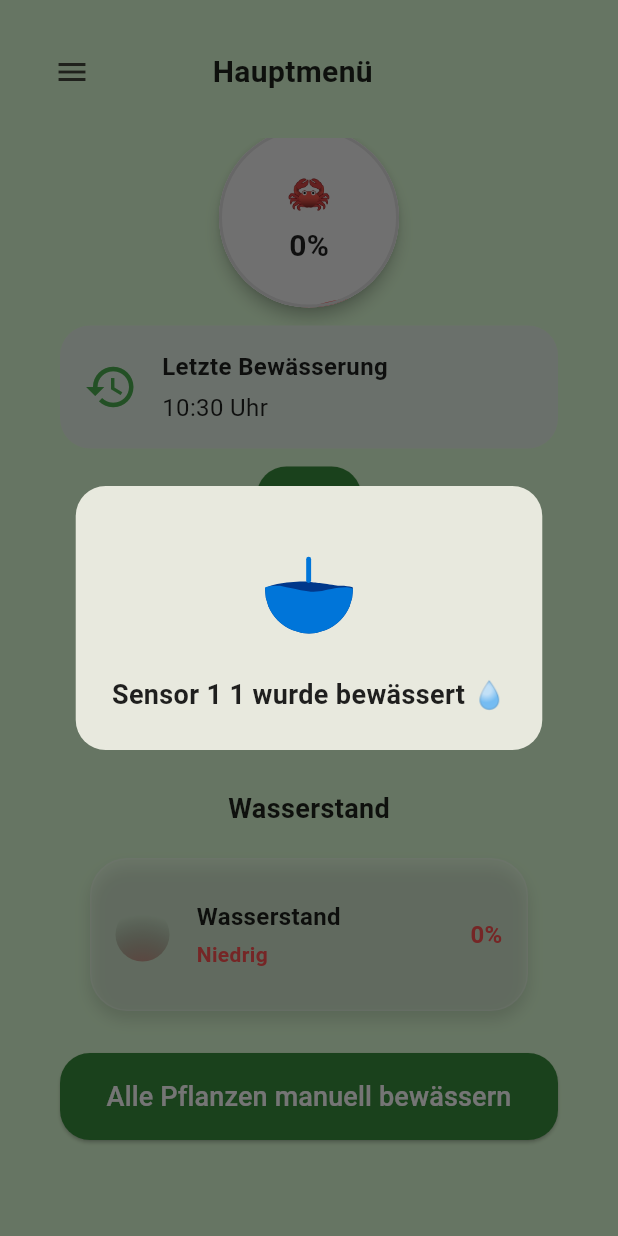
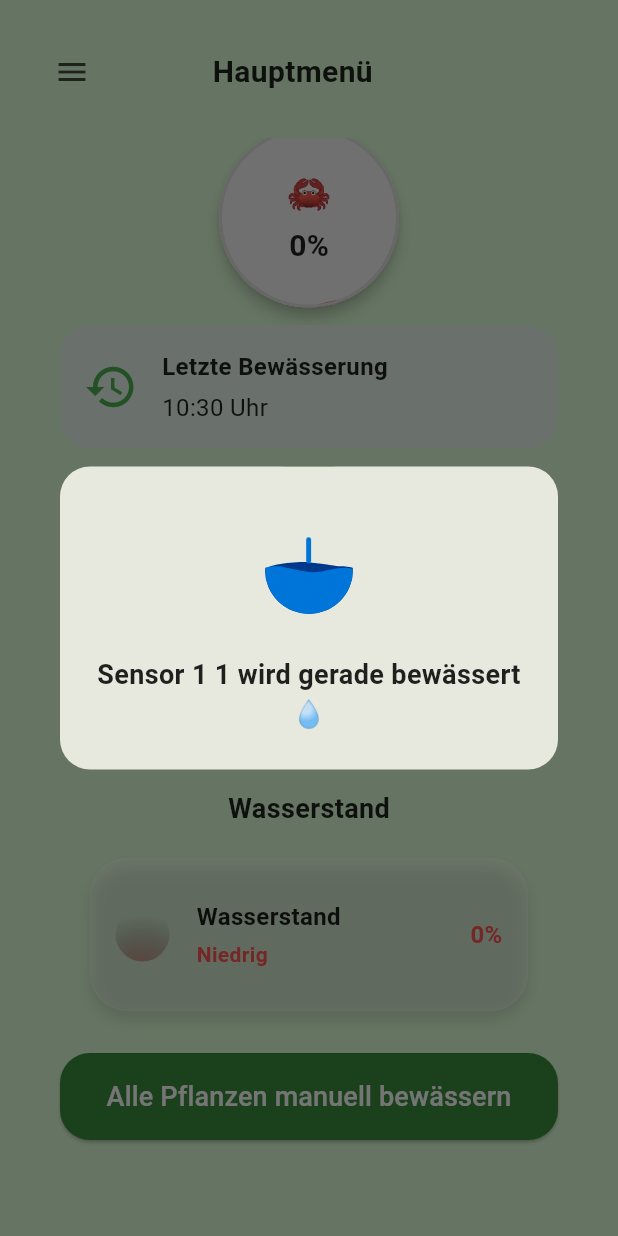
Before and after one commit to SpartanProgram/balkon-bewaesserung-app, a Flutter app: the screen it shows after launch, scrolled down 288 dp, after a tap on "Bewässern", on a phone screen of 412 x 824 dp. Run offline on Flutter 3.47's test engine with Material 3 defaults, Android fonts, the phone set to English and light mode, and no system bars; our stand-ins replace audioplayers, flutter_local_notifications, liquid_progress_indicator_v2, lottie, shared_preferences; missing offline and left inert: mqtt_client.

Commit message:
deleted unused code
Former-commit-id: e18771a5e2f2b7a5257d5cdf8d70d671b3825024

```diff
--- a/Software/lib/home_screen.dart
+++ b/Software/lib/home_screen.dart
@@ -49,7 +49,6 @@ class _HomeScreenState extends State<HomeScreen> with WidgetsBindingObserver {
     provider.wateringEnded.addListener(() {
       if (provider.wateringEnded.value && mounted) {
         if (Navigator.canPop(context)) Navigator.of(context, rootNavigator: true).pop();
-        _wateringPlayer?.stop();
         provider.wateringEnded.value = false;
       }
     });
@@ -228,9 +227,6 @@ Color _getMoistureColor(int moisture) {
     final isDark = Theme.of(context).brightness == Brightness.dark;
     bool isWatering = false;
     bool isGlobalWatering = false;
-    final provider = context.read<SensorDataProvider>();
-    final wateringNotifier = provider.wateringEnded;
-
 
 
     return CustomScaffold(
@@ -341,10 +337,8 @@ Color _getMoistureColor(int moisture) {
                                               setState(() => isWatering = true);
 
                                               // 🔊 Play watering sound
-                                              await _wateringPlayer!.play(AssetSource('sounds/watering.mp3'));
-
                                               await context.read<SensorDataProvider>().triggerWatering(sensorId: index);
-                                              _showWateringDialog("$sensorName wurde bewässert 💧", isGlobal: false);
+                                              _showWateringDialog("$sensorName wird gerade bewässert 💧", isGlobal: false);
                                               // Show dialog
                                               setState(() => isWatering = false);
                                             },
@@ -435,10 +429,8 @@ Color _getMoistureColor(int moisture) {
                               setState(() => isGlobalWatering = true);
 
                               // 🔊 Play watering sound
-                              await _wateringPlayer!.play(AssetSource('sounds/watering.mp3'));
-
                           await context.read<SensorDataProvider>().triggerWatering();
-                          _showWateringDialog("Alle Pflanzen wurden bewässert 💧", isGlobal: true);
+                          _showWateringDialog("Alle Pflanzen werden gerade bewässert 💧", isGlobal: true);
                           setState(() => isGlobalWatering = false);
                             },
                       child: AnimatedSwitcher(
```
